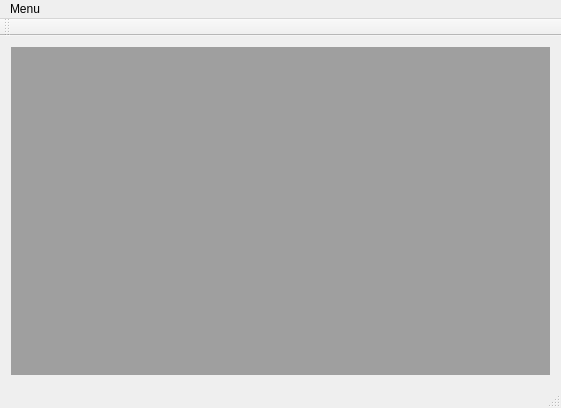
First picture: the form in mainwindow.ui, repository CyanPlatypus/small_graph_reader, before the edit.
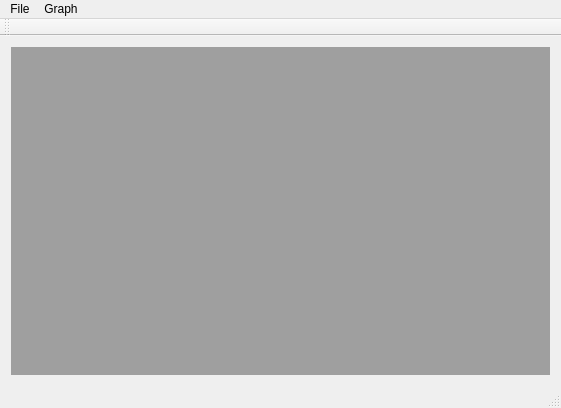
Second picture: the form after the edit.

Commit message: graph interaction generalization

```diff
--- a/mainwindow.ui
+++ b/mainwindow.ui
@@ -47,13 +47,19 @@
    </property>
    <widget class="QMenu" name="menuMenu">
     <property name="title">
-     <string>Menu</string>
+     <string>File</string>
     </property>
     <addaction name="actionOpen"/>
-    <addaction name="actionClose"/>
-    <addaction name="actionNew"/>
+    <addaction name="actionSave"/>
+   </widget>
+   <widget class="QMenu" name="menuGraph">
+    <property name="title">
+     <string>Graph</string>
+    </property>
+    <addaction name="actionFind_components"/>
    </widget>
    <addaction name="menuMenu"/>
+   <addaction name="menuGraph"/>
   </widget>
   <widget class="QStatusBar" name="statusBar"/>
   <widget class="QToolBar" name="toolBar">
```
Left out of the diff: 60 changed lines with no effect on the pictures. The commit also changes 8 other files.
